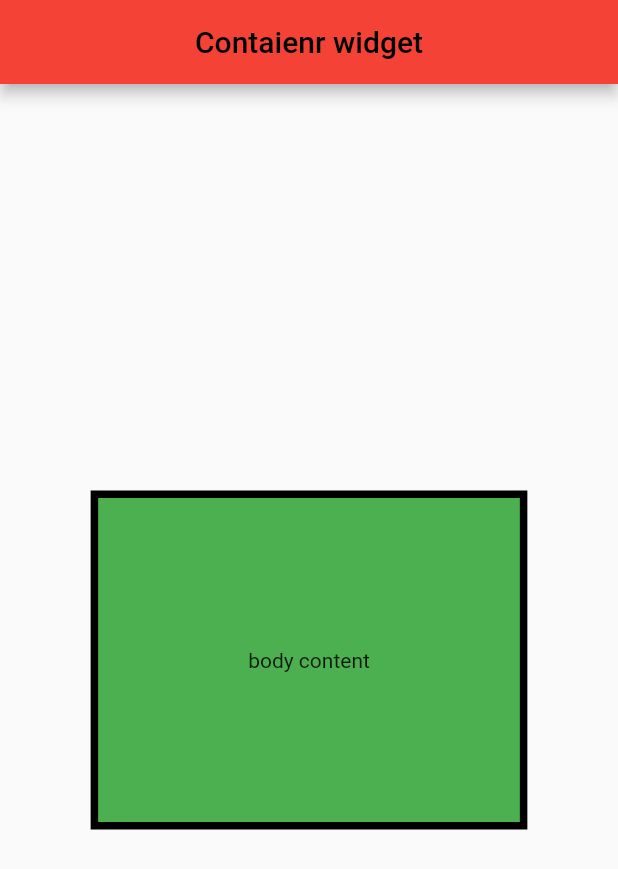
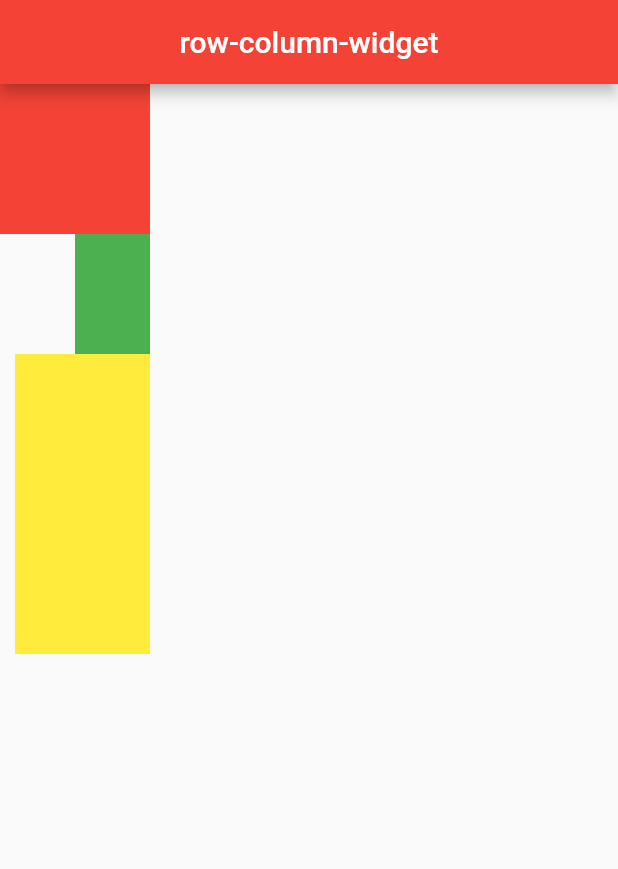
Before and after one commit to Krandheer/Flutter-learning, a Flutter app: the screen it shows after launch, on a phone screen of 412 x 824 dp. Shown: the top 869 px of the screen. Run offline on Flutter 3.47's test engine with Material 2 defaults, Android fonts, the phone set to English and light mode, and no system bars.

Commit message:
row-column widget done

```diff
--- a/play1/lib/main.dart
+++ b/play1/lib/main.dart
@@ -1,6 +1,7 @@
 import 'package:flutter/material.dart';
 import 'package:play1/screen/containerWidget.dart';
 import 'package:play1/screen/home.dart';
+import 'package:play1/screen/rowWidget.dart';
 import 'package:play1/screen/scaffoldText.dart';
 
 
@@ -14,12 +15,12 @@ class RecipeApp extends StatelessWidget {
   @override
   Widget build(BuildContext context) {
     return MaterialApp(
-      title: 'Recipe Calculator',
+      debugShowCheckedModeBanner: false,
+      title: 'Flutter learning',
       theme: ThemeData(
-        colorScheme: ColorScheme.fromSwatch(primarySwatch: Colors.amber,
-        ).copyWith(secondary: Colors.redAccent),
+       primarySwatch: Colors.red
       ),
-      home: const ContainerWidget(),
+      home: const RowColumnsWidget(),
     );
   }
 }
--- /dev/null
+++ b/play1/lib/screen/rowWidget.dart
@@ -0,0 +1,38 @@
+import 'package:flutter/material.dart';
+
+class RowColumnsWidget extends StatelessWidget {
+  const RowColumnsWidget({Key? key}) : super(key: key);
+
+  @override
+  Widget build(BuildContext context) {
+    return Scaffold(
+      appBar: AppBar(
+        title: const Text("row-column-widget"),
+        centerTitle: true,
+      ),
+      // body: Row(
+      //   mainAxisAlignment: MainAxisAlignment.spaceEvenly,
+      //   children: const [
+      //     // SizedBox(width: 20,),
+      //     Expanded(child: Text("Yuval Noah talks about changing World and "
+      //       //         "automation and AI in his book 21 lessons for the 21st century. "
+      //       //         "there he mentions how adaptability and ability to learn will "
+      //       //         "become more important, and to learn at age of 35.")),
+      //     // SizedBox(width: 20,),
+      //     // Text("2nd child"),
+      //     // // SizedBox(width: 20,),
+      //     // Text("3rd child"),
+      //   ],
+      // ),
+      body: Column(
+        // mainAxisAlignment: MainAxisAlignment.spaceBetween,
+        crossAxisAlignment: CrossAxisAlignment.end,
+        children: [
+          Container(color: Colors.red, width: 100, height: 100,),
+          Container(color: Colors.green, width: 50, height: 80,),
+          Container(color: Colors.yellow, width: 90, height: 200,)
+        ],
+      ),
+    );
+  }
+}
```
